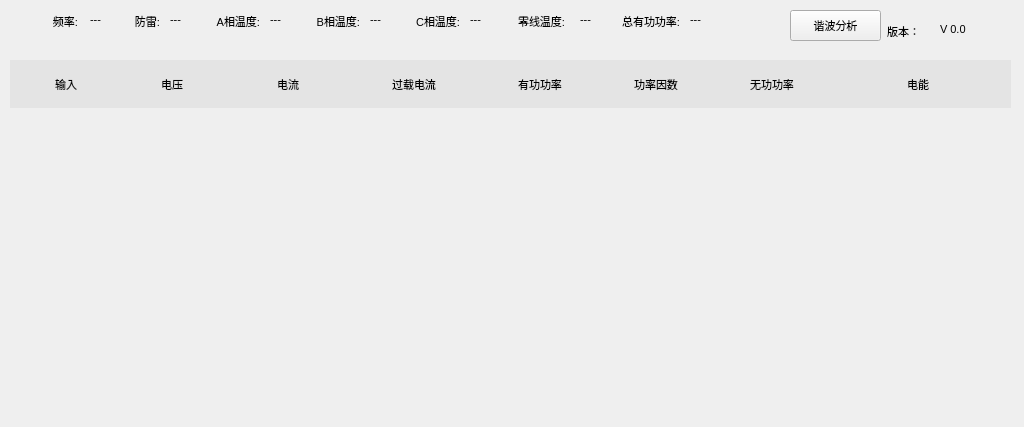
Old version of the form line/linewid.ui in the repository ChinaClever/BusBar-Qt.
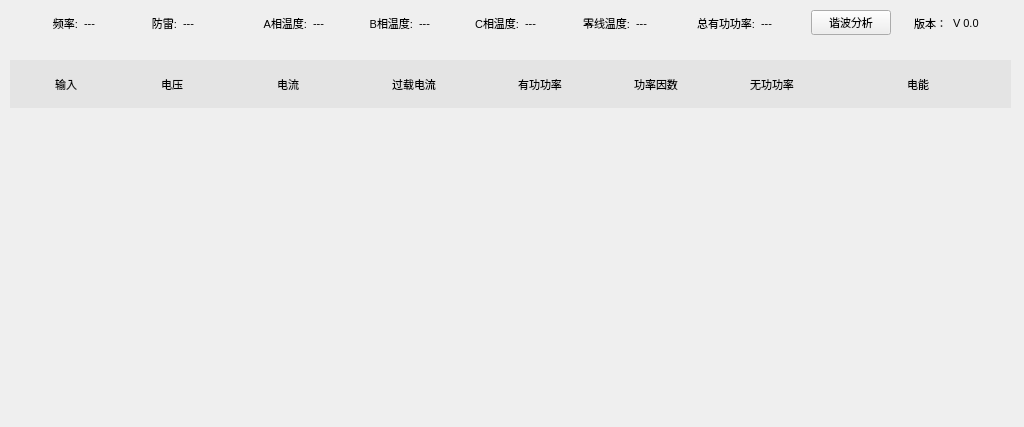
New version of the form.

Patch:
```diff
--- a/line/linewid.ui
+++ b/line/linewid.ui
@@ -34,141 +34,6 @@
     </rect>
    </property>
   </widget>
-  <widget class="QLabel" name="version">
-   <property name="geometry">
-    <rect>
-     <x>940</x>
-     <y>20</y>
-     <width>68</width>
-     <height>18</height>
-    </rect>
-   </property>
-   <property name="minimumSize">
-    <size>
-     <width>68</width>
-     <height>18</height>
-    </size>
-   </property>
-   <property name="font">
-    <font>
-     <family>Ubuntu</family>
-     <pointsize>8</pointsize>
-     <italic>false</italic>
-     <bold>false</bold>
-    </font>
-   </property>
-   <property name="text">
-    <string>V 0.0</string>
-   </property>
-  </widget>
-  <widget class="QLabel" name="label_2">
-   <property name="geometry">
-    <rect>
-     <x>870</x>
-     <y>20</y>
-     <width>50</width>
-     <height>23</height>
-    </rect>
-   </property>
-   <property name="minimumSize">
-    <size>
-     <width>50</width>
-     <height>18</height>
-    </size>
-   </property>
-   <property name="font">
-    <font>
-     <family>Ubuntu</family>
-     <pointsize>8</pointsize>
-     <italic>false</italic>
-     <bold>false</bold>
-    </font>
-   </property>
-   <property name="text">
-    <string>版本：</string>
-   </property>
-   <property name="alignment">
-    <set>Qt::AlignRight|Qt::AlignTrailing|Qt::AlignVCenter</set>
-   </property>
-  </widget>
-  <widget class="QLabel" name="rateLab">
-   <property name="geometry">
-    <rect>
-     <x>90</x>
-     <y>10</y>
-     <width>30</width>
-     <height>18</height>
-    </rect>
-   </property>
-   <property name="minimumSize">
-    <size>
-     <width>30</width>
-     <height>18</height>
-    </size>
-   </property>
-   <property name="font">
-    <font>
-     <family>Ubuntu</family>
-     <pointsize>8</pointsize>
-     <italic>false</italic>
-     <bold>false</bold>
-    </font>
-   </property>
-   <property name="text">
-    <string>---</string>
-   </property>
-  </widget>
-  <widget class="QLabel" name="label">
-   <property name="geometry">
-    <rect>
-     <x>10</x>
-     <y>10</y>
-     <width>68</width>
-     <height>23</height>
-    </rect>
-   </property>
-   <property name="minimumSize">
-    <size>
-     <width>68</width>
-     <height>18</height>
-    </size>
-   </property>
-   <property name="font">
-    <font>
-     <family>Ubuntu</family>
-     <pointsize>8</pointsize>
-     <italic>false</italic>
-     <bold>false</bold>
-    </font>
-   </property>
-   <property name="text">
-    <string>频率:</string>
-   </property>
-   <property name="alignment">
-    <set>Qt::AlignRight|Qt::AlignTrailing|Qt::AlignVCenter</set>
-   </property>
-  </widget>
-  <widget class="QPushButton" name="thdBtn">
-   <property name="geometry">
-    <rect>
-     <x>790</x>
-     <y>10</y>
-     <width>91</width>
-     <height>31</height>
-    </rect>
-   </property>
-   <property name="font">
-    <font>
-     <family>Ubuntu</family>
-     <pointsize>8</pointsize>
-     <italic>false</italic>
-     <bold>false</bold>
-    </font>
-   </property>
-   <property name="text">
-    <string>谐波分析</string>
-   </property>
-  </widget>
   <widget class="QWidget" name="widget" native="true">
    <property name="geometry">
     <rect>
@@ -523,15 +388,18 @@
     </item>
    </layout>
   </widget>
-  <widget class="QLabel" name="lpsLab">
+  <widget class="QWidget" name="">
    <property name="geometry">
     <rect>
-     <x>170</x>
+     <x>10</x>
      <y>10</y>
-     <width>68</width>
-     <height>18</height>
+     <width>1011</width>
+     <height>26</height>
     </rect>
    </property>
+   <layout class="QHBoxLayout" name="horizontalLayout_2">
+    <item>
+     <widget class="QLabel" name="label">
    <property name="minimumSize">
     <size>
      <width>68</width>
@@ -547,18 +415,36 @@
     </font>
    </property>
    <property name="text">
-    <string>---</string>
-   </property>
-  </widget>
-  <widget class="QLabel" name="label_10">
-   <property name="geometry">
-    <rect>
-     <x>120</x>
-     <y>10</y>
+       <string>频率:</string>
+      </property>
+      <property name="alignment">
+       <set>Qt::AlignRight|Qt::AlignTrailing|Qt::AlignVCenter</set>
+      </property>
+     </widget>
+    </item>
+    <item>
+     <widget class="QLabel" name="rateLab">
+      <property name="minimumSize">
+       <size>
      <width>40</width>
-     <height>23</height>
-    </rect>
-   </property>
+        <height>18</height>
+       </size>
+      </property>
+      <property name="font">
+       <font>
+        <family>Ubuntu</family>
+        <pointsize>8</pointsize>
+        <italic>false</italic>
+        <bold>false</bold>
+       </font>
+      </property>
+      <property name="text">
+       <string>---</string>
+      </property>
+     </widget>
+    </item>
+    <item>
+     <widget class="QLabel" name="label_10">
    <property name="minimumSize">
     <size>
      <width>20</width>
@@ -580,15 +466,30 @@
     <set>Qt::AlignRight|Qt::AlignTrailing|Qt::AlignVCenter</set>
    </property>
   </widget>
+    </item>
+    <item>
+     <widget class="QLabel" name="lpsLab">
+      <property name="minimumSize">
+       <size>
+        <width>68</width>
+        <height>18</height>
+       </size>
+      </property>
+      <property name="font">
+       <font>
+        <family>Ubuntu</family>
+        <pointsize>8</pointsize>
+        <italic>false</italic>
+        <bold>false</bold>
+       </font>
+      </property>
+      <property name="text">
+       <string>---</string>
+      </property>
+     </widget>
+    </item>
+    <item>
   <widget class="QLabel" name="label_11">
-   <property name="geometry">
-    <rect>
-     <x>210</x>
-     <y>10</y>
-     <width>50</width>
-     <height>23</height>
-    </rect>
-   </property>
    <property name="minimumSize">
     <size>
      <width>50</width>
@@ -610,15 +511,9 @@
     <set>Qt::AlignRight|Qt::AlignTrailing|Qt::AlignVCenter</set>
    </property>
   </widget>
+    </item>
+    <item>
   <widget class="QLabel" name="temA">
-   <property name="geometry">
-    <rect>
-     <x>270</x>
-     <y>10</y>
-     <width>30</width>
-     <height>18</height>
-    </rect>
-   </property>
    <property name="minimumSize">
     <size>
      <width>30</width>
@@ -637,42 +532,9 @@
     <string>---</string>
    </property>
   </widget>
-  <widget class="QLabel" name="temB">
-   <property name="geometry">
-    <rect>
-     <x>370</x>
-     <y>10</y>
-     <width>30</width>
-     <height>18</height>
-    </rect>
-   </property>
-   <property name="minimumSize">
-    <size>
-     <width>30</width>
-     <height>18</height>
-    </size>
-   </property>
-   <property name="font">
-    <font>
-     <family>Ubuntu</family>
-     <pointsize>8</pointsize>
-     <italic>false</italic>
-     <bold>false</bold>
-    </font>
-   </property>
-   <property name="text">
-    <string>---</string>
-   </property>
-  </widget>
+    </item>
+    <item>
   <widget class="QLabel" name="label_12">
-   <property name="geometry">
-    <rect>
-     <x>310</x>
-     <y>10</y>
-     <width>50</width>
-     <height>23</height>
-    </rect>
-   </property>
    <property name="minimumSize">
     <size>
      <width>50</width>
@@ -694,15 +556,9 @@
     <set>Qt::AlignRight|Qt::AlignTrailing|Qt::AlignVCenter</set>
    </property>
   </widget>
-  <widget class="QLabel" name="temC">
-   <property name="geometry">
-    <rect>
-     <x>470</x>
-     <y>10</y>
-     <width>30</width>
-     <height>18</height>
-    </rect>
-   </property>
+    </item>
+    <item>
+     <widget class="QLabel" name="temB">
    <property name="minimumSize">
     <size>
      <width>30</width>
@@ -721,15 +577,9 @@
     <string>---</string>
    </property>
   </widget>
+    </item>
+    <item>
   <widget class="QLabel" name="label_14">
-   <property name="geometry">
-    <rect>
-     <x>410</x>
-     <y>10</y>
-     <width>50</width>
-     <height>23</height>
-    </rect>
-   </property>
    <property name="minimumSize">
     <size>
      <width>50</width>
@@ -751,15 +601,9 @@
     <set>Qt::AlignRight|Qt::AlignTrailing|Qt::AlignVCenter</set>
    </property>
   </widget>
-  <widget class="QLabel" name="temD">
-   <property name="geometry">
-    <rect>
-     <x>580</x>
-     <y>10</y>
-     <width>30</width>
-     <height>18</height>
-    </rect>
-   </property>
+    </item>
+    <item>
+     <widget class="QLabel" name="temC">
    <property name="minimumSize">
     <size>
      <width>30</width>
@@ -778,15 +622,9 @@
     <string>---</string>
    </property>
   </widget>
+    </item>
+    <item>
   <widget class="QLabel" name="label_15">
-   <property name="geometry">
-    <rect>
-     <x>510</x>
-     <y>10</y>
-     <width>55</width>
-     <height>23</height>
-    </rect>
-   </property>
    <property name="minimumSize">
     <size>
      <width>55</width>
@@ -808,15 +646,30 @@
     <set>Qt::AlignRight|Qt::AlignTrailing|Qt::AlignVCenter</set>
    </property>
   </widget>
+    </item>
+    <item>
+     <widget class="QLabel" name="temD">
+      <property name="minimumSize">
+       <size>
+        <width>30</width>
+        <height>18</height>
+       </size>
+      </property>
+      <property name="font">
+       <font>
+        <family>Ubuntu</family>
+        <pointsize>8</pointsize>
+        <italic>false</italic>
+        <bold>false</bold>
+       </font>
+      </property>
+      <property name="text">
+       <string>---</string>
+      </property>
+     </widget>
+    </item>
+    <item>
   <widget class="QLabel" name="label_16">
-   <property name="geometry">
-    <rect>
-     <x>610</x>
-     <y>10</y>
-     <width>70</width>
-     <height>23</height>
-    </rect>
-   </property>
    <property name="minimumSize">
     <size>
      <width>70</width>
@@ -838,15 +691,9 @@
     <set>Qt::AlignRight|Qt::AlignTrailing|Qt::AlignVCenter</set>
    </property>
   </widget>
+    </item>
+    <item>
   <widget class="QLabel" name="totalPowLab">
-   <property name="geometry">
-    <rect>
-     <x>690</x>
-     <y>10</y>
-     <width>101</width>
-     <height>18</height>
-    </rect>
-   </property>
    <property name="minimumSize">
     <size>
      <width>30</width>
@@ -864,6 +711,69 @@
    <property name="text">
     <string>---</string>
    </property>
+     </widget>
+    </item>
+    <item>
+     <widget class="QPushButton" name="thdBtn">
+      <property name="font">
+       <font>
+        <family>Ubuntu</family>
+        <pointsize>8</pointsize>
+        <italic>false</italic>
+        <bold>false</bold>
+       </font>
+      </property>
+      <property name="text">
+       <string>谐波分析</string>
+      </property>
+     </widget>
+    </item>
+    <item>
+     <widget class="QLabel" name="label_2">
+      <property name="minimumSize">
+       <size>
+        <width>50</width>
+        <height>18</height>
+       </size>
+      </property>
+      <property name="font">
+       <font>
+        <family>Ubuntu</family>
+        <pointsize>8</pointsize>
+        <italic>false</italic>
+        <bold>false</bold>
+       </font>
+      </property>
+      <property name="text">
+       <string>版本：</string>
+      </property>
+      <property name="alignment">
+       <set>Qt::AlignRight|Qt::AlignTrailing|Qt::AlignVCenter</set>
+      </property>
+     </widget>
+    </item>
+    <item>
+     <widget class="QLabel" name="version">
+      <property name="minimumSize">
+       <size>
+        <width>68</width>
+        <height>18</height>
+       </size>
+      </property>
+      <property name="font">
+       <font>
+        <family>Ubuntu</family>
+        <pointsize>8</pointsize>
+        <italic>false</italic>
+        <bold>false</bold>
+       </font>
+      </property>
+      <property name="text">
+       <string>V 0.0</string>
+      </property>
+     </widget>
+    </item>
+   </layout>
   </widget>
  </widget>
  <resources/>
```
Lines whose indentation alone changed are shown as unchanged.
